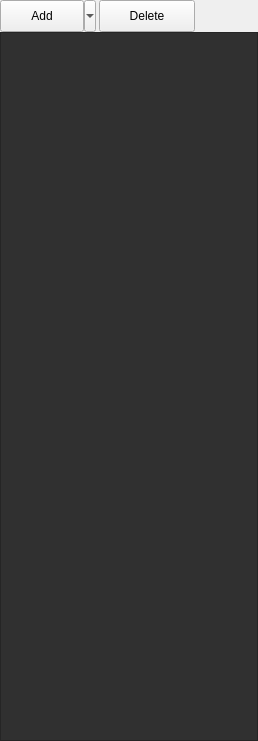
First picture: the form in src/widgets/sceneheirarchywidget.ui, repository jahshaka/Studio, before the edit.
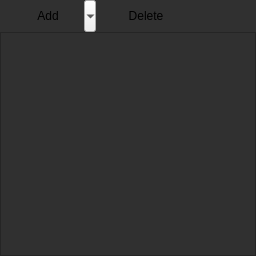
Second picture: the form after the edit. Icons and pictures are not drawn.

Diff of the .ui file:
```diff
--- a/src/widgets/sceneheirarchywidget.ui
+++ b/src/widgets/sceneheirarchywidget.ui
@@ -6,8 +6,8 @@
    <rect>
     <x>0</x>
     <y>0</y>
-    <width>258</width>
-    <height>741</height>
+    <width>256</width>
+    <height>256</height>
    </rect>
   </property>
   <property name="windowTitle">
@@ -44,12 +44,13 @@
      </property>
      <property name="styleSheet">
       <string notr="true">QWidget#widget{
-border: none;
+	border: none;
+	background-color: #303030;
 }</string>
      </property>
      <layout class="QHBoxLayout" name="horizontalLayout">
       <property name="spacing">
-       <number>3</number>
+       <number>2</number>
       </property>
       <property name="leftMargin">
        <number>0</number>
@@ -77,6 +78,9 @@
           <height>0</height>
          </size>
         </property>
+        <property name="styleSheet">
+         <string notr="true">border: 0</string>
+        </property>
         <property name="text">
          <string>Add</string>
         </property>
@@ -109,6 +113,9 @@
           <height>0</height>
          </size>
         </property>
+        <property name="styleSheet">
+         <string notr="true">border: 0</string>
+        </property>
         <property name="text">
          <string>Delete</string>
         </property>
@@ -136,6 +143,12 @@
    </item>
    <item>
     <widget class="QTreeWidget" name="sceneTree">
+     <property name="styleSheet">
+      <string notr="true"/>
+     </property>
+     <property name="animated">
+      <bool>true</bool>
+     </property>
      <attribute name="headerVisible">
       <bool>false</bool>
      </attribute>
```
